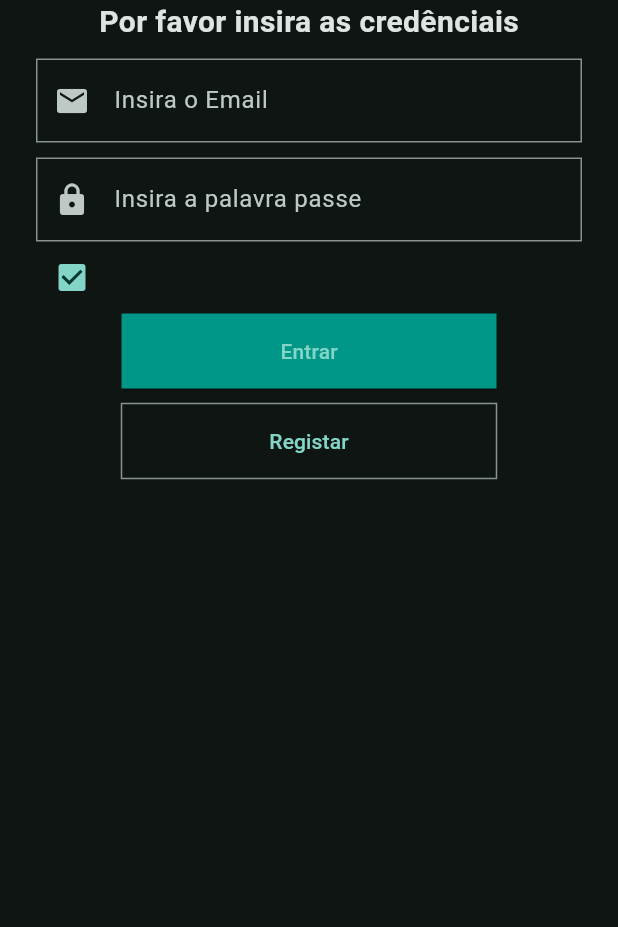
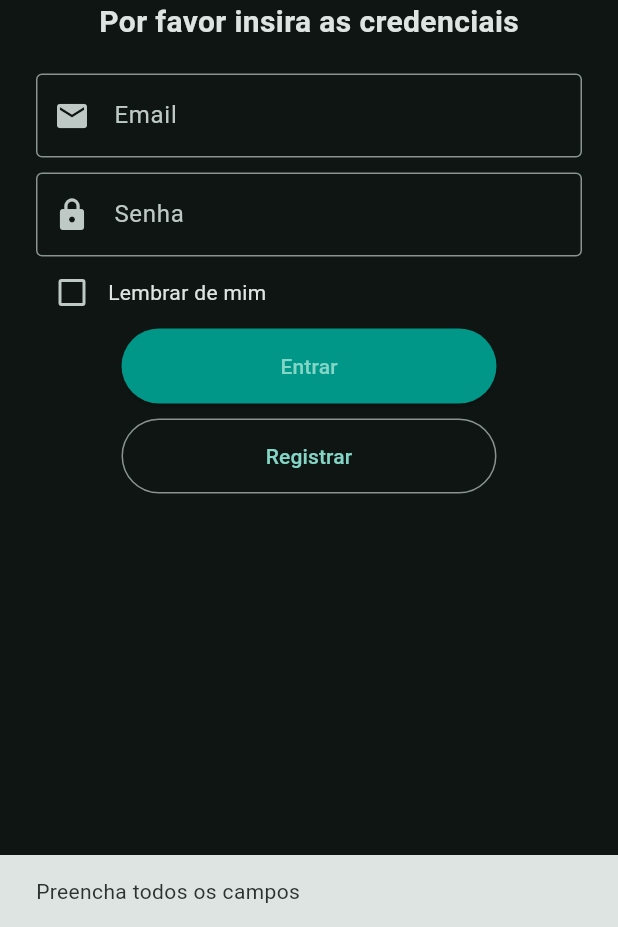
Before and after one commit to caipeca/projeto, a Flutter app: the Login screen opened directly, after a tap on "Entrar", on a phone screen of 412 x 824 dp, the part 309-1236 px from its top. Run offline on Flutter 3.47's test engine with Material 3 defaults, Android fonts, the phone set to English and light mode, and no system bars; our stand-ins replace carousel_slider, shared_preferences; accounts and stored records are empty.

Commit message:
Conecção com o back ende node

```diff
--- a/piloto/lib/app.dart
+++ b/piloto/lib/app.dart
@@ -14,7 +14,7 @@ class App extends StatelessWidget {
             brightness: Brightness.dark
         ),
       ),
-      home: WidgetTree(),
+      home: Login(),
     );
   }
 }
--- a/piloto/lib/views/screen/login.dart
+++ b/piloto/lib/views/screen/login.dart
@@ -1,6 +1,6 @@
-import 'package:flutter/cupertino.dart';
 import 'package:flutter/material.dart';
-
+import 'package:piloto/config/auth/authentication.dart';
+import '../widget_tree.dart';
 
 
 class Login extends StatefulWidget {
@@ -11,8 +11,38 @@ class Login extends StatefulWidget {
 }
 
 class _LoginState extends State<Login> {
-  TextEditingController controllerEmail = TextEditingController();
-  TextEditingController controllerPassword = TextEditingController();
+  final TextEditingController controllerEmail = TextEditingController();
+  final TextEditingController controllerPassword = TextEditingController();
+  bool rememberMe = false;
+
+  void _handleLogin(BuildContext context) async {
+    final email = controllerEmail.text.trim();
+    final password = controllerPassword.text.trim();
+
+    if (email.isEmpty || password.isEmpty) {
+      ScaffoldMessenger.of(context).showSnackBar(
+        const SnackBar(content: Text('Preencha todos os campos')),
+      );
+      return;
+    }
+
+    final success = await Authentication.loginUser(email, password);
+    if (success) {
+      ScaffoldMessenger.of(context).showSnackBar(
+        const SnackBar(content: Text('Login feito com sucesso!')),
+      );
+
+      // Navegar para a próxima tela
+      Navigator.pushReplacement(
+        context,
+        MaterialPageRoute(builder: (_) => const WidgetTree()),
+      );
+    } else {
+      ScaffoldMessenger.of(context).showSnackBar(
+        const SnackBar(content: Text('Falha no login')),
+      );
+    }
+  }
 
   @override
   void dispose() {
@@ -20,83 +50,79 @@ class _LoginState extends State<Login> {
     controllerPassword.dispose();
     super.dispose();
   }
+
   @override
   Widget build(BuildContext context) {
-    bool value = true;
     return Scaffold(
       body: SingleChildScrollView(
-        child: Padding(
-            padding: EdgeInsets.only(top: 56.0, left: 24.0,bottom: 24.0, right: 24.0),
+        padding: const EdgeInsets.fromLTRB(24, 56, 24, 24),
         child: Column(
           crossAxisAlignment: CrossAxisAlignment.start,
           children: [
-                Row(
-                  mainAxisAlignment: MainAxisAlignment.center,
-                  children: [
-                    Image(height: 150, width: 150, image: AssetImage("assets/images/logo.png")),
-                  ],
+            Center(
+              child: Image.asset("assets/images/logo.png", height: 150, width: 150),
             ),
-                 Center(
-                   child: FittedBox(
-                      child: Text('Por favor insira as credênciais', style: TextStyle(
-                        fontWeight: FontWeight.w600,
-                        fontSize: 20.0,
-                      ),),
+            const Center(
+              child: Text(
+                'Por favor insira as credenciais',
+                style: TextStyle(fontWeight: FontWeight.w600, fontSize: 20.0),
               ),
             ),
-                SizedBox(height: 10,),
+            const SizedBox(height: 20),
             TextFormField(
               controller: controllerEmail,
-                  decoration: InputDecoration(
+              decoration: const InputDecoration(
                 prefixIcon: Icon(Icons.email),
-                    label: Text('Insira o Email'),
-                    border: OutlineInputBorder(borderRadius:BorderRadius.vertical()),
+                labelText: 'Email',
+                border: OutlineInputBorder(),
               ),
             ),
-                SizedBox(height: 10,),
+            const SizedBox(height: 10),
             TextFormField(
               controller: controllerPassword,
-                  decoration: InputDecoration(
+              obscureText: true,
+              decoration: const InputDecoration(
                 prefixIcon: Icon(Icons.lock),
-                    label: Text('Insira a palavra passe'),
-                    border: OutlineInputBorder(borderRadius:BorderRadius.vertical()),
+                labelText: 'Senha',
+                border: OutlineInputBorder(),
               ),
             ),
             Row(
-                  mainAxisAlignment: MainAxisAlignment.spaceBetween,
               children: [
-                    Row(
-                      children: [
-                        Checkbox(value: value , onChanged: (value) {
-                        }, ),
-                        SizedBox(height: 10.0,),
-                      ],
-                    )
+                Checkbox(
+                  value: rememberMe,
+                  onChanged: (bool? value) {
+                    setState(() {
+                      rememberMe = value ?? false;
+                    });
+                  },
+                ),
+                const Text('Lembrar de mim'),
               ],
             ),
             Center(
               child: ElevatedButton(
-                      onPressed: () {},
-                  style:ElevatedButton.styleFrom(
-                      minimumSize: Size(250.0 , 50.0),
+                onPressed: () => _handleLogin(context),
+                style: ElevatedButton.styleFrom(
+                  minimumSize: const Size(250.0, 50.0),
                   backgroundColor: Colors.teal,
-                    shape: LinearBorder()
                 ),
-                    child: Text('Entrar'),
+                child: const Text('Entrar'),
               ),
-
             ),
-                SizedBox(height: 10.0,),
+            const SizedBox(height: 10.0),
             Center(
               child: OutlinedButton(
-                      onPressed: (){},
-                      style:OutlinedButton.styleFrom(
-                          minimumSize: Size(250.0 , 50.0),
-                          shape: ContinuousRectangleBorder()
+                onPressed: () {
+                  // Navegar para a tela de cadastro (registo)
+                },
+                style: OutlinedButton.styleFrom(
+                  minimumSize: const Size(250.0, 50.0),
                 ),
-                      child: Text('Registar'),)),
+                child: const Text('Registrar'),
+              ),
+            ),
           ],
-            ),
         ),
       ),
     );
--- a/piloto/pubspec.yaml
+++ b/piloto/pubspec.yaml
@@ -36,6 +36,8 @@ dependencies:
   cupertino_icons: ^1.0.8
   flutter_launcher_icons: ^0.14.3
   carousel_slider: ^5.0.0
+  http: ^0.13.5
+  shared_preferences: ^2.2.0
 
 
 dev_dependencies:
```
Also changed, not shown: piloto/lib/config/auth/authentication.dart (added, +31 -0 lines), piloto/lib/views/screen/home.dart (+27 -34 lines), piloto/lib/views/widget/categoria.dart (added, +31 -0 lines), piloto/pubspec.lock, 1 other file. Lines whose indentation alone changed are shown as unchanged.
